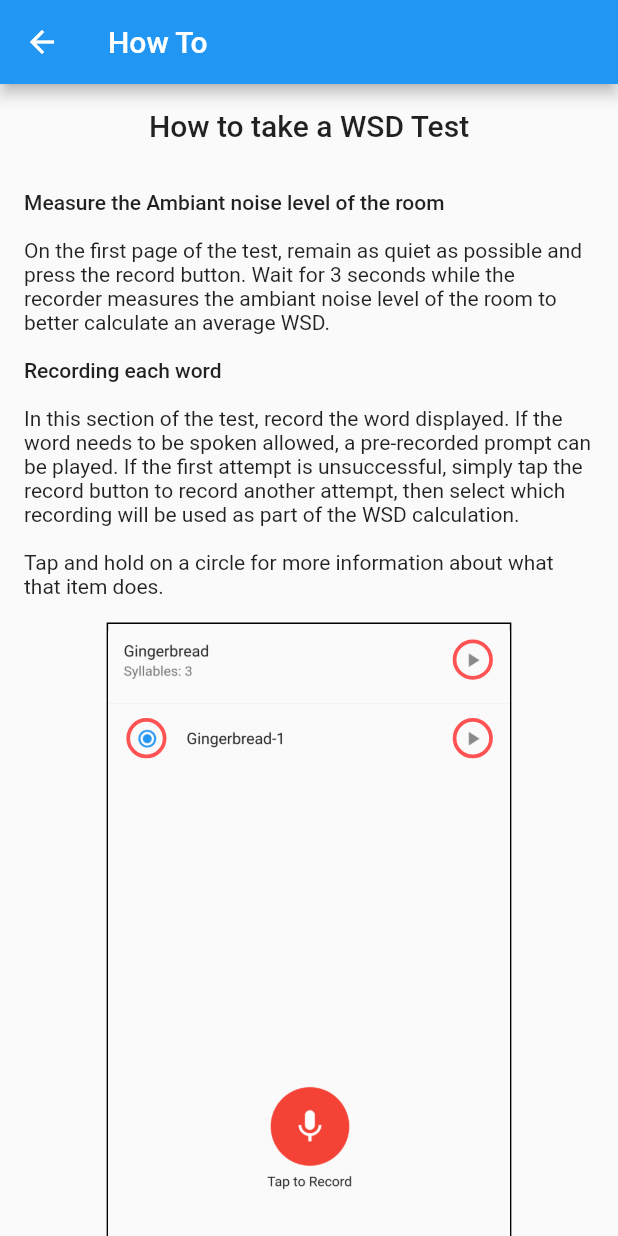
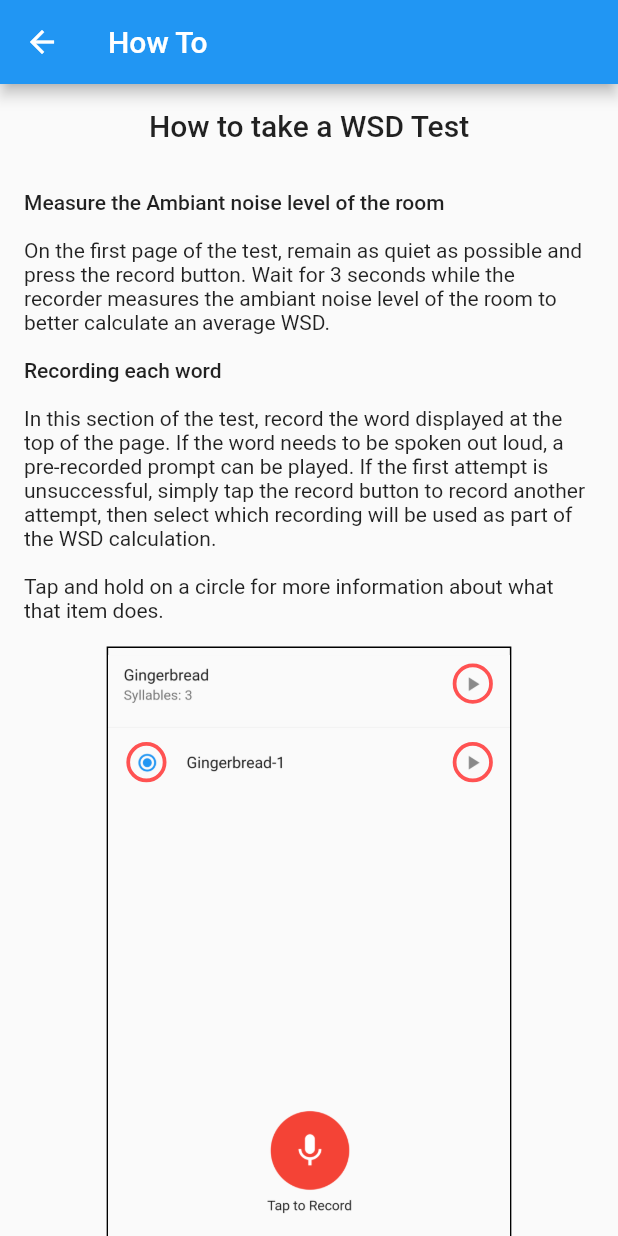
Before and after one commit to RyanRemer/project_apraxia, a Flutter app: the HowToPage screen opened directly, on a phone screen of 412 x 824 dp. Run offline on Flutter 3.47's test engine with Material 2 defaults, Android fonts, the phone set to English and light mode, and no system bars; our stand-ins replace signature; missing offline and left inert: amazon_cognito_identity_dart_2, audioplayer.

Commit message:
Make wording changes

```diff
--- a/lib/page/HowToPage.dart
+++ b/lib/page/HowToPage.dart
@@ -40,10 +40,10 @@ class HowToPage extends StatelessWidget {
                     child: Text("Recording each word", style: Theme.of(context).textTheme.body2)
                   ),
                   Text(""),
-                  Text("In this section of the test, record the word displayed. If the word needs to be spoken allowed,"
-                      " a pre-recorded prompt can be played. If the first attempt is unsuccessful, simply tap the record"
-                      " button to record another attempt, then select which recording will be used as part of the WSD"
-                      " calculation.", style: Theme.of(context).textTheme.body1),
+                  Text("In this section of the test, record the word displayed at the top of the page. If the word needs "
+                      "to be spoken out loud, a pre-recorded prompt can be played. If the first attempt is unsuccessful, "
+                      "simply tap the record button to record another attempt, then select which recording will be used "
+                      "as part of the WSD calculation.", style: Theme.of(context).textTheme.body1),
                   Text(""),
                   Text("Tap and hold on a circle for more information about what that item does."),
                   Text(""),
```
